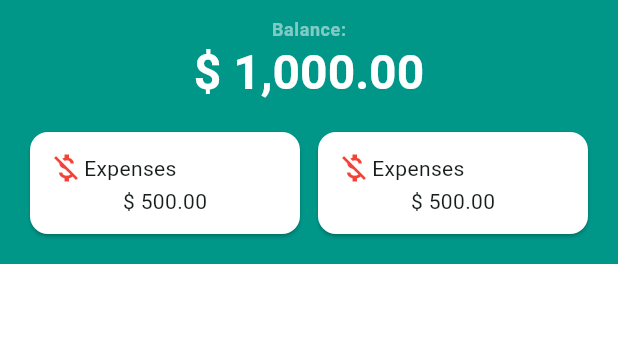
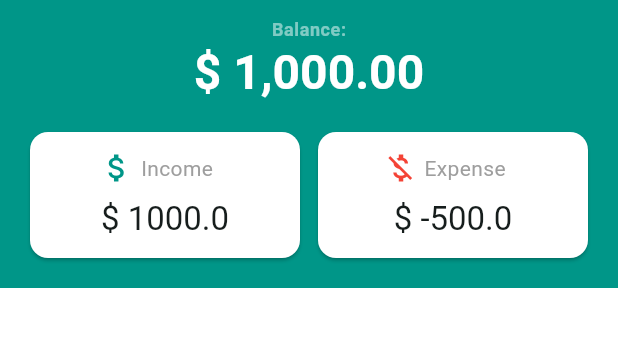
Before and after one commit to sonaiv13/money_tracker, a Flutter app: the screen it shows after launch, on a phone screen of 412 x 824 dp, the part 30-377 px from its top. Run offline on Flutter 3.47's test engine with Material 3 defaults, Android fonts, the phone set to English and light mode, and no system bars.

Commit message:
Header card modifications.

```diff
--- a/lib/view/components/home_header.dart
+++ b/lib/view/components/home_header.dart
@@ -40,9 +40,9 @@ class HomeHeader extends StatelessWidget {
             padding: const EdgeInsets.all(20.0),
             child: const Row(
               children: [
-                HeaderCard(),
+                HeaderCard(title: 'Income', amount: 1000.00, icon: Icon(Icons.attach_money, color: Colors.teal)),
                 SizedBox(width: 12),
-                HeaderCard(),
+                HeaderCard(title: 'Expense', amount: -500.00, icon: Icon(Icons.money_off, color: Colors.red)),
             ],),
           )
       ],),
--- a/lib/view/widgets/header_card.dart
+++ b/lib/view/widgets/header_card.dart
@@ -1,12 +1,21 @@
 import 'package:flutter/material.dart';
 
 class HeaderCard extends StatelessWidget {
+
+  final String title;
+  final double amount;
+  final Widget icon;
+
   const HeaderCard({
     super.key,
+    required this.title,
+    required this.amount,
+    required this.icon,
   });
 
   @override
   Widget build(BuildContext context) {
+    final textTheme = Theme.of(context).textTheme;
     return Expanded(
       child: Card(
         margin: EdgeInsets.zero,
@@ -16,12 +25,16 @@ class HeaderCard extends StatelessWidget {
           child: Column(
             children: [
               Row(
+                mainAxisAlignment: MainAxisAlignment.center,
                 children: [
-                  Icon(Icons.money_off, color: Colors.red,),
-                  Text('Expenses'),
+                  icon,
+                  SizedBox(width: 4),
+                  Text(title, style: TextStyle(color: Colors.grey)),
+                  SizedBox(width: 12),
                 ],
               ),
-              Text('\$ 500.00'),
+              SizedBox(height: 8),
+              Text('\$ $amount', style: textTheme.titleLarge),
             ],
           ),
         ),
```
